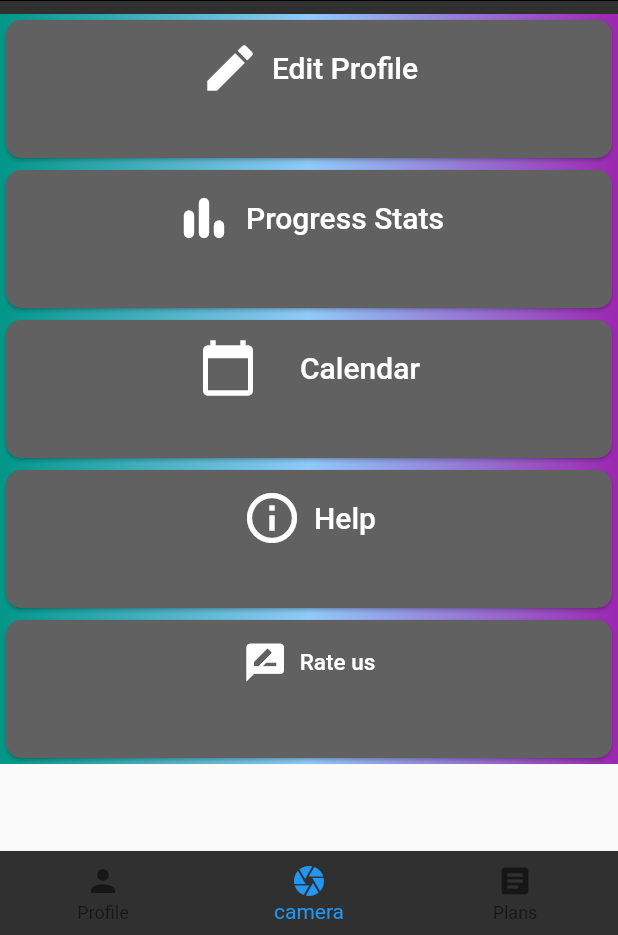
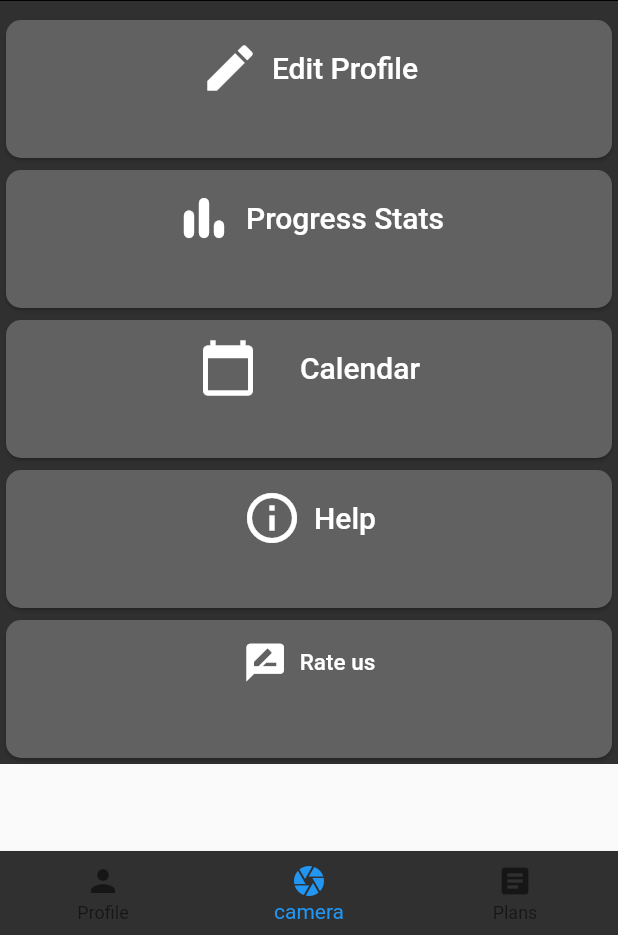
Before and after one commit to zuke-as-Dev/fit_streak_beta, a Flutter app: the screen it shows after launch, on a phone screen of 412 x 824 dp, the part 301-1236 px from its top. Run offline on Flutter 3.47's test engine with Material 2 defaults, Android fonts, the light colour scheme and no system bars; our stand-ins replace charts_flutter, flutter_calendar_carousel, flutter_spinkit, image_picker, rflutter_alert; missing offline and left inert: esys_flutter_share.

Commit message:
presentation commit

```diff
--- a/lib/screens/myprofile.dart
+++ b/lib/screens/myprofile.dart
@@ -74,24 +74,24 @@ class _my_profileState extends State<my_profile> {
       ),
     );
     var card = new Container(
-      color: Colors.grey[400],
+      color: Colors.transparent,
       child: new Column(
         children: <Widget>[
           Container(
-            decoration: BoxDecoration(
-              gradient: new LinearGradient(
-                colors: <Color>[
-                  Colors.teal.withOpacity(1.0),
-                  Colors.blue[200].withOpacity(1.0),
-                  Colors.purple.withOpacity(1.0),
-                ],
-                stops: [
-                  0.0,
-                  0.5,
-                  1.0,
-                ],
-              ),
-            ) ,
+            // decoration: BoxDecoration(
+            //   // gradient: new LinearGradient(
+            //   //   colors: <Color>[
+            //   //     Colors.teal.withOpacity(1.0),
+            //   //     Colors.blue[200].withOpacity(1.0),
+            //   //     Colors.purple.withOpacity(1.0),
+            //   //   ],
+            //   //   stops: [
+            //   //     0.0,
+            //   //     0.5,
+            //   //     1.0,
+            //   //   ],
+            //   // ),
+            // ) ,
             child: Card(
               shape: RoundedRectangleBorder(
                 borderRadius: BorderRadius.circular(10),
@@ -117,20 +117,20 @@ class _my_profileState extends State<my_profile> {
             height: 100,
           ),
           Container(
-            decoration: BoxDecoration(
-              gradient: new LinearGradient(
-                colors: <Color>[
-                  Colors.teal.withOpacity(1.0),
-                  Colors.blue[200].withOpacity(1.0),
-                  Colors.purple.withOpacity(1.0),
-                ],
-                stops: [
-                  0.0,
-                  0.5,
-                  1.0,
-                ],
-              ),
-            ) ,
+            // decoration: BoxDecoration(
+            //   gradient: new LinearGradient(
+            //     colors: <Color>[
+            //       Colors.teal.withOpacity(1.0),
+            //       Colors.blue[200].withOpacity(1.0),
+            //       Colors.purple.withOpacity(1.0),
+            //     ],
+            //     stops: [
+            //       0.0,
+            //       0.5,
+            //       1.0,
+            //     ],
+            //   ),
+            // ) ,
             height: 100,
             child: Card(
               shape: RoundedRectangleBorder(
@@ -157,20 +157,20 @@ class _my_profileState extends State<my_profile> {
           ),
 
           Container(
-            decoration: BoxDecoration(
-              gradient: new LinearGradient(
-                colors: <Color>[
-                  Colors.teal.withOpacity(1.0),
-                  Colors.blue[200].withOpacity(1.0),
-                  Colors.purple.withOpacity(1.0),
-                ],
-                stops: [
-                  0.0,
-                  0.5,
-                  1.0,
-                ],
-              ),
-            ) ,
+            // decoration: BoxDecoration(
+            //   gradient: new LinearGradient(
+            //     colors: <Color>[
+            //       Colors.teal.withOpacity(1.0),
+            //       Colors.blue[200].withOpacity(1.0),
+            //       Colors.purple.withOpacity(1.0),
+            //     ],
+            //     stops: [
+            //       0.0,
+            //       0.5,
+            //       1.0,
+            //     ],
+            //   ),
+            // ) ,
             height: 100,
             child: Card(
               shape: RoundedRectangleBorder(
@@ -199,20 +199,20 @@ class _my_profileState extends State<my_profile> {
             ),
           ),
           Container(
-            decoration: BoxDecoration(
-              gradient: new LinearGradient(
-                colors: <Color>[
-                  Colors.teal.withOpacity(1.0),
-                  Colors.blue[200].withOpacity(1.0),
-                  Colors.purple.withOpacity(1.0),
-                ],
-                stops: [
-                  0.0,
-                  0.5,
-                  1.0,
-                ],
-              ),
-            ) ,
+            // decoration: BoxDecoration(
+            //   gradient: new LinearGradient(
+            //     colors: <Color>[
+            //       Colors.teal.withOpacity(1.0),
+            //       Colors.blue[200].withOpacity(1.0),
+            //       Colors.purple.withOpacity(1.0),
+            //     ],
+            //     stops: [
+            //       0.0,
+            //       0.5,
+            //       1.0,
+            //     ],
+            //   ),
+            // ) ,
             height: 100,
             child: Card(
               shape: RoundedRectangleBorder(
@@ -236,20 +236,20 @@ class _my_profileState extends State<my_profile> {
             ),
           ),
           Container(
-            decoration: BoxDecoration(
-              gradient: new LinearGradient(
-                colors: <Color>[
-                  Colors.teal.withOpacity(1.0),
-                  Colors.blue[200].withOpacity(1.0),
-                  Colors.purple.withOpacity(1.0),
-                ],
-                stops: [
-                  0.0,
-                  0.5,
-                  1.0,
-                ],
-              ),
-            ) ,
+            // decoration: BoxDecoration(
+            //   gradient: new LinearGradient(
+            //     colors: <Color>[
+            //       Colors.teal.withOpacity(1.0),
+            //       Colors.blue[200].withOpacity(1.0),
+            //       Colors.purple.withOpacity(1.0),
+            //     ],
+            //     stops: [
+            //       0.0,
+            //       0.5,
+            //       1.0,
+            //     ],
+            //   ),
+            // ) ,
             height: 100,
             child: Card(
               shape: RoundedRectangleBorder(
```
